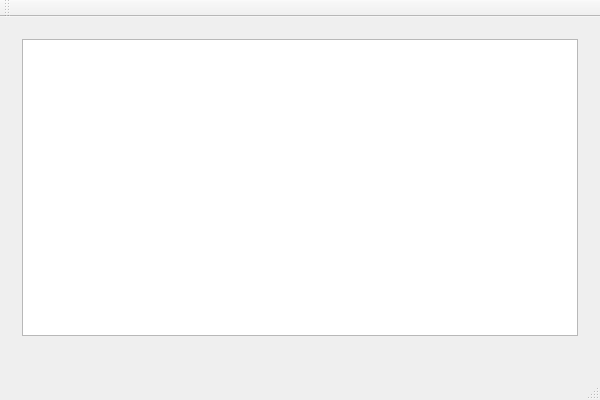
Qt form src/gui/MainWindow.ui (zer0main/bacteria-ui) before a commit.
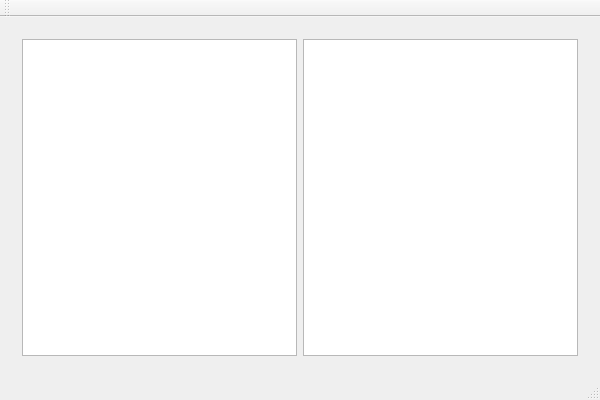
The same form after that commit. The open tabs and pages were chosen to show the change.

Commit message: GUI: create QTableView (teamsList)

```diff
--- a/src/gui/MainWindow.ui
+++ b/src/gui/MainWindow.ui
@@ -188,16 +188,12 @@
        </layout>
       </widget>
       <widget class="QWidget" name="gamepage">
-       <layout class="QVBoxLayout" name="verticalLayout_3">
-        <item>
+       <layout class="QGridLayout" name="gridLayout_3">
+        <item row="0" column="0">
          <widget class="QTableView" name="tableView"/>
         </item>
-        <item>
-         <widget class="QLabel" name="teamsList">
-          <property name="text">
-           <string/>
-          </property>
-         </widget>
+        <item row="0" column="1">
+         <widget class="QTableView" name="teamsList"/>
         </item>
        </layout>
       </widget>
```
